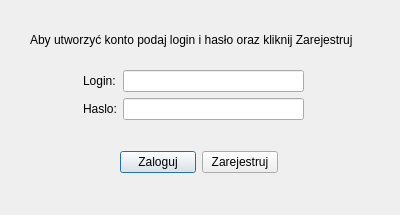
Old version of the form loginwindow.ui in the repository KFugler/ProjektPk4.
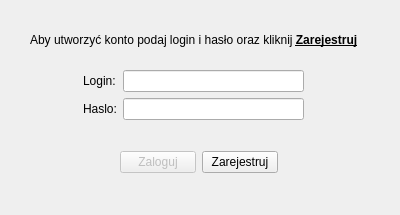
New version of the form.

```diff
--- a/loginwindow.ui
+++ b/loginwindow.ui
@@ -25,6 +25,9 @@
    <layout class="QHBoxLayout" name="horizontalLayout_3">
     <item>
      <widget class="QPushButton" name="pushButton_login">
+      <property name="enabled">
+       <bool>false</bool>
+      </property>
       <property name="text">
        <string>Zaloguj</string>
       </property>
@@ -85,7 +88,7 @@
     </rect>
    </property>
    <property name="text">
-    <string>Aby utworzyć konto podaj login i hasło oraz kliknij Zarejestruj</string>
+    <string>&lt;html&gt;&lt;head/&gt;&lt;body&gt;&lt;p&gt;Aby utworzyć konto podaj login i hasło oraz kliknij &lt;span style=&quot; font-weight:600; text-decoration: underline;&quot;&gt;Zarejestruj&lt;/span&gt;&lt;/p&gt;&lt;/body&gt;&lt;/html&gt;</string>
    </property>
   </widget>
  </widget>
```
Left out of the diff: 12 changed lines with no effect on the pictures.
